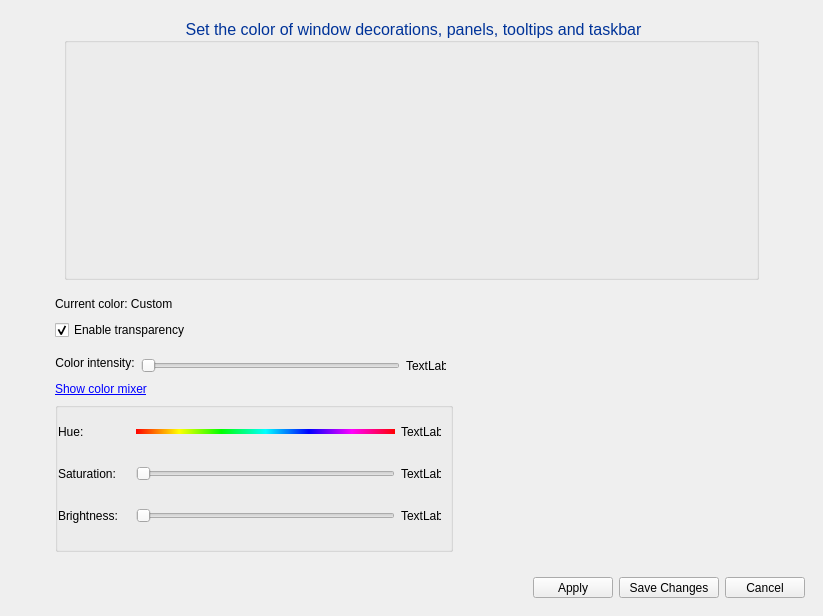
Old version of the form kwin/effects_cpp/kde-effects-aeroglassblur/src/kcm/mainwindow.ui in the repository aeroshell-desktop/aerothemeplasma.
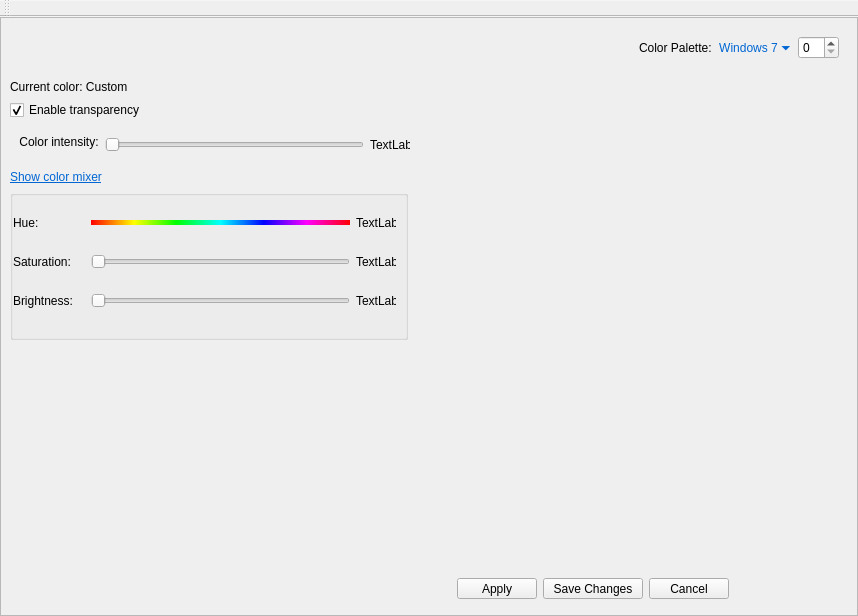
New version of the form. Icons and pictures are not drawn.

Commit message:
Update Colorization KCM, add a bunch of preset colors
- Requires updating AeroGlassBlur and also SMOD decorations for the full
experience

The edit to the form file:
```diff
--- a/kwin/effects_cpp/kde-effects-aeroglassblur/src/kcm/mainwindow.ui
+++ b/kwin/effects_cpp/kde-effects-aeroglassblur/src/kcm/mainwindow.ui
@@ -6,7 +6,7 @@
    <rect>
     <x>0</x>
     <y>0</y>
-    <width>823</width>
+    <width>858</width>
     <height>616</height>
    </rect>
   </property>
@@ -35,8 +35,229 @@
    <property name="styleSheet">
     <string notr="true"/>
    </property>
+   <layout class="QVBoxLayout" name="verticalLayout_3">
+    <property name="spacing">
+     <number>0</number>
+    </property>
+    <property name="leftMargin">
+     <number>0</number>
+    </property>
+    <property name="topMargin">
+     <number>0</number>
+    </property>
+    <property name="rightMargin">
+     <number>0</number>
+    </property>
+    <property name="bottomMargin">
+     <number>0</number>
+    </property>
+    <item>
+     <widget class="QFrame" name="frame">
+      <property name="frameShape">
+       <enum>QFrame::Shape::StyledPanel</enum>
+      </property>
+      <property name="frameShadow">
+       <enum>QFrame::Shadow::Raised</enum>
+      </property>
+      <layout class="QVBoxLayout" name="verticalLayout">
+       <property name="spacing">
+        <number>0</number>
+       </property>
+       <property name="leftMargin">
+        <number>0</number>
+       </property>
+       <property name="topMargin">
+        <number>0</number>
+       </property>
+       <property name="rightMargin">
+        <number>0</number>
+       </property>
+       <property name="bottomMargin">
+        <number>0</number>
+       </property>
+       <item>
+        <widget class="QFrame" name="mainFrame">
+         <property name="frameShape">
+          <enum>QFrame::Shape::NoFrame</enum>
+         </property>
+         <property name="frameShadow">
+          <enum>QFrame::Shadow::Raised</enum>
+         </property>
+         <property name="lineWidth">
+          <number>0</number>
+         </property>
    <layout class="QGridLayout" name="gridLayout_3">
-    <item row="4" column="1">
+          <property name="leftMargin">
+           <number>0</number>
+          </property>
+          <property name="topMargin">
+           <number>0</number>
+          </property>
+          <property name="rightMargin">
+           <number>0</number>
+          </property>
+          <property name="bottomMargin">
+           <number>0</number>
+          </property>
+          <property name="spacing">
+           <number>0</number>
+          </property>
+          <item row="0" column="0">
+           <widget class="QScrollArea" name="scrollArea">
+            <property name="frameShape">
+             <enum>QFrame::Shape::NoFrame</enum>
+            </property>
+            <property name="sizeAdjustPolicy">
+             <enum>QAbstractScrollArea::SizeAdjustPolicy::AdjustIgnored</enum>
+            </property>
+            <property name="widgetResizable">
+             <bool>true</bool>
+            </property>
+            <widget class="QWidget" name="scrollAreaWidgetContents">
+             <property name="geometry">
+              <rect>
+               <x>0</x>
+               <y>0</y>
+               <width>856</width>
+               <height>542</height>
+              </rect>
+             </property>
+             <layout class="QVBoxLayout" name="verticalLayout_2">
+              <item>
+               <widget class="QWidget" name="widget" native="true">
+                <layout class="QHBoxLayout" name="horizontalLayout_3">
+                 <item>
+                  <spacer name="horizontalSpacer_3">
+                   <property name="orientation">
+                    <enum>Qt::Orientation::Horizontal</enum>
+                   </property>
+                   <property name="sizeHint" stdset="0">
+                    <size>
+                     <width>40</width>
+                     <height>20</height>
+                    </size>
+                   </property>
+                  </spacer>
+                 </item>
+                 <item>
+                  <widget class="QLabel" name="colorPaletteLabel">
+                   <property name="sizePolicy">
+                    <sizepolicy hsizetype="Maximum" vsizetype="Preferred">
+                     <horstretch>0</horstretch>
+                     <verstretch>0</verstretch>
+                    </sizepolicy>
+                   </property>
+                   <property name="text">
+                    <string>Color Palette:</string>
+                   </property>
+                  </widget>
+                 </item>
+                 <item>
+                  <widget class="QPushButton" name="colorGroupLabel">
+                   <property name="styleSheet">
+                    <string notr="true">QPushButton#colorGroupLabel {
+	color: #0066d4;
+	background: transparent;
+	border: 1px solid transparent;
+    border-radius: 3px;
+	margin-top: 1px;
+}
+QPushButton#colorGroupLabel:hover {
+	color: #3399ff;
+}
+
+QPushButton::down-arrow {
+	color: #0066d4;
+}</string>
+                   </property>
+                   <property name="text">
+                    <string>Windows 7 ⏷</string>
+                   </property>
+                  </widget>
+                 </item>
+                 <item>
+                  <widget class="QSpinBox" name="kcfg_AccentColorGroup"/>
+                 </item>
+                </layout>
+               </widget>
+              </item>
+              <item>
+               <widget class="QWidget" name="groupBox" native="true">
+                <property name="sizePolicy">
+                 <sizepolicy hsizetype="Preferred" vsizetype="Maximum">
+                  <horstretch>0</horstretch>
+                  <verstretch>0</verstretch>
+                 </sizepolicy>
+                </property>
+                <property name="minimumSize">
+                 <size>
+                  <width>0</width>
+                  <height>0</height>
+                 </size>
+                </property>
+                <property name="maximumSize">
+                 <size>
+                  <width>16777215</width>
+                  <height>16777215</height>
+                 </size>
+                </property>
+               </widget>
+              </item>
+              <item>
+               <widget class="QLabel" name="color_name_label">
+                <property name="sizePolicy">
+                 <sizepolicy hsizetype="Preferred" vsizetype="Fixed">
+                  <horstretch>0</horstretch>
+                  <verstretch>0</verstretch>
+                 </sizepolicy>
+                </property>
+                <property name="text">
+                 <string>Current color: Custom</string>
+                </property>
+                <property name="margin">
+                 <number>0</number>
+                </property>
+                <property name="indent">
+                 <number>0</number>
+                </property>
+               </widget>
+              </item>
+              <item>
+               <widget class="QCheckBox" name="kcfg_EnableTransparency">
+                <property name="sizePolicy">
+                 <sizepolicy hsizetype="Maximum" vsizetype="Minimum">
+                  <horstretch>0</horstretch>
+                  <verstretch>0</verstretch>
+                 </sizepolicy>
+                </property>
+                <property name="maximumSize">
+                 <size>
+                  <width>16777215</width>
+                  <height>16777215</height>
+                 </size>
+                </property>
+                <property name="toolTip">
+                 <string>Enables/disables the transparency of the entire theme. 
+NOTE: This setting does NOT affect compositing settings.</string>
+                </property>
+                <property name="text">
+                 <string>Enable transparency</string>
+                </property>
+                <property name="checked">
+                 <bool>true</bool>
+                </property>
+               </widget>
+              </item>
+              <item>
+               <widget class="QWidget" name="widget_2" native="true">
+                <property name="sizePolicy">
+                 <sizepolicy hsizetype="Preferred" vsizetype="Maximum">
+                  <horstretch>0</horstretch>
+                  <verstretch>0</verstretch>
+                 </sizepolicy>
+                </property>
+                <layout class="QHBoxLayout" name="horizontalLayout_2">
+                 <item>
      <widget class="QLabel" name="label">
       <property name="sizePolicy">
        <sizepolicy hsizetype="Maximum" vsizetype="Preferred">
@@ -64,13 +285,60 @@
       </property>
      </widget>
     </item>
-    <item row="1" column="0">
-     <spacer name="horizontalSpacer_4">
+                 <item>
+                  <widget class="QSlider" name="alpha_slider">
+                   <property name="sizePolicy">
+                    <sizepolicy hsizetype="MinimumExpanding" vsizetype="Preferred">
+                     <horstretch>1</horstretch>
+                     <verstretch>0</verstretch>
+                    </sizepolicy>
+                   </property>
+                   <property name="minimumSize">
+                    <size>
+                     <width>259</width>
+                     <height>0</height>
+                    </size>
+                   </property>
+                   <property name="maximumSize">
+                    <size>
+                     <width>250</width>
+                     <height>16777215</height>
+                    </size>
+                   </property>
+                   <property name="minimum">
+                    <number>26</number>
+                   </property>
+                   <property name="maximum">
+                    <number>217</number>
+                   </property>
       <property name="orientation">
        <enum>Qt::Orientation::Horizontal</enum>
       </property>
-      <property name="sizeType">
-       <enum>QSizePolicy::Policy::Preferred</enum>
+                  </widget>
+                 </item>
+                 <item>
+                  <widget class="QLabel" name="alpha_label">
+                   <property name="minimumSize">
+                    <size>
+                     <width>40</width>
+                     <height>0</height>
+                    </size>
+                   </property>
+                   <property name="maximumSize">
+                    <size>
+                     <width>40</width>
+                     <height>16777215</height>
+                    </size>
+                   </property>
+                   <property name="text">
+                    <string>TextLabel</string>
+                   </property>
+                  </widget>
+                 </item>
+                 <item>
+                  <spacer name="horizontalSpacer_2">
+                   <property name="orientation">
+                    <enum>Qt::Orientation::Horizontal</enum>
       </property>
       <property name="sizeHint" stdset="0">
        <size>
@@ -80,39 +348,35 @@
       </property>
      </spacer>
     </item>
-    <item row="1" column="1" colspan="2">
-     <widget class="QLabel" name="color_name_label">
+                </layout>
+               </widget>
+              </item>
+              <item>
+               <widget class="QLabel" name="colorMixerLabel">
       <property name="sizePolicy">
-       <sizepolicy hsizetype="Preferred" vsizetype="Fixed">
+                 <sizepolicy hsizetype="Maximum" vsizetype="Minimum">
         <horstretch>0</horstretch>
         <verstretch>0</verstretch>
        </sizepolicy>
       </property>
       <property name="text">
-       <string>Current color: Custom</string>
+                 <string>&lt;a href=&quot;no&quot; style=&quot;color: #0066D4&quot;&gt;Show color mixer&lt;/a&gt;</string>
+                </property>
+                <property name="textFormat">
+                 <enum>Qt::TextFormat::RichText</enum>
+                </property>
+                <property name="openExternalLinks">
+                 <bool>false</bool>
+                </property>
+                <property name="textInteractionFlags">
+                 <set>Qt::TextInteractionFlag::LinksAccessibleByMouse</set>
       </property>
      </widget>
     </item>
-    <item row="7" column="1">
-     <spacer name="verticalSpacer">
-      <property name="orientation">
-       <enum>Qt::Orientation::Vertical</enum>
-      </property>
-      <property name="sizeType">
-       <enum>QSizePolicy::Policy::MinimumExpanding</enum>
-      </property>
-      <property name="sizeHint" stdset="0">
-       <size>
-        <width>20</width>
-        <height>10</height>
-       </size>
-      </property>
-     </spacer>
-    </item>
-    <item row="6" column="1" colspan="4">
+              <item>
      <widget class="QGroupBox" name="colorMixerGroupBox">
       <property name="sizePolicy">
-       <sizepolicy hsizetype="Maximum" vsizetype="Preferred">
+                 <sizepolicy hsizetype="Maximum" vsizetype="Maximum">
         <horstretch>0</horstretch>
         <verstretch>0</verstretch>
        </sizepolicy>
@@ -123,11 +387,14 @@
         <height>150</height>
        </size>
       </property>
+                <property name="styleSheet">
+                 <string notr="true"/>
+                </property>
       <property name="title">
        <string/>
       </property>
       <property name="flat">
-       <bool>false</bool>
+                 <bool>true</bool>
       </property>
       <layout class="QGridLayout" name="gridLayout_2">
        <property name="leftMargin">
@@ -136,6 +403,9 @@
        <property name="topMargin">
         <number>0</number>
        </property>
+                 <property name="verticalSpacing">
+                  <number>0</number>
+                 </property>
        <item row="2" column="2">
         <widget class="QSlider" name="saturation_Slider">
          <property name="sizePolicy">
@@ -384,74 +654,30 @@
       </layout>
      </widget>
     </item>
-    <item row="5" column="1" colspan="2">
-     <widget class="QLabel" name="colorMixerLabel">
-      <property name="sizePolicy">
-       <sizepolicy hsizetype="Preferred" vsizetype="Fixed">
-        <horstretch>0</horstretch>
-        <verstretch>0</verstretch>
-       </sizepolicy>
-      </property>
-      <property name="cursor">
-       <cursorShape>PointingHandCursor</cursorShape>
-      </property>
-      <property name="text">
-       <string>&lt;a href=&quot;no&quot;&gt;Show color mixer&lt;/a&gt;</string>
-      </property>
-      <property name="textFormat">
-       <enum>Qt::TextFormat::RichText</enum>
-      </property>
-      <property name="openExternalLinks">
-       <bool>false</bool>
-      </property>
-      <property name="textInteractionFlags">
-       <set>Qt::TextInteractionFlag::LinksAccessibleByMouse</set>
-      </property>
-     </widget>
-    </item>
-    <item row="4" column="3">
-     <widget class="QLabel" name="alpha_label">
-      <property name="minimumSize">
+              <item>
+               <spacer name="verticalSpacer">
+                <property name="orientation">
+                 <enum>Qt::Orientation::Vertical</enum>
+                </property>
+                <property name="sizeHint" stdset="0">
        <size>
-        <width>40</width>
-        <height>0</height>
-       </size>
-      </property>
-      <property name="maximumSize">
-       <size>
-        <width>40</width>
-        <height>16777215</height>
-       </size>
-      </property>
-      <property name="text">
-       <string>TextLabel</string>
-      </property>
-     </widget>
-    </item>
-    <item row="2" column="1" colspan="2">
-     <widget class="QCheckBox" name="kcfg_EnableTransparency">
-      <property name="maximumSize">
-       <size>
-        <width>16777215</width>
-        <height>16777215</height>
-       </size>
-      </property>
-      <property name="toolTip">
-       <string>Enables/disables the transparency of the entire theme. 
-NOTE: This setting does NOT affect compositing settings.</string>
-      </property>
-      <property name="text">
-       <string>Enable transparency</string>
-      </property>
-      <property name="checked">
-       <bool>true</bool>
-      </property>
-     </widget>
-    </item>
-    <item row="8" column="0" colspan="6">
-     <widget class="QWidget" name="widget" native="true">
+                  <width>20</width>
+                  <height>40</height>
+                 </size>
+                </property>
+               </spacer>
+              </item>
+             </layout>
+            </widget>
+           </widget>
+          </item>
+         </layout>
+        </widget>
+       </item>
+       <item>
+        <widget class="QWidget" name="footer" native="true">
       <property name="sizePolicy">
-       <sizepolicy hsizetype="Preferred" vsizetype="Preferred">
+          <sizepolicy hsizetype="Preferred" vsizetype="Maximum">
         <horstretch>0</horstretch>
         <verstretch>0</verstretch>
        </sizepolicy>
@@ -466,6 +692,15 @@
        <string notr="true"/>
       </property>
       <layout class="QHBoxLayout" name="horizontalLayout">
+          <property name="topMargin">
+           <number>18</number>
+          </property>
+          <property name="rightMargin">
+           <number>128</number>
+          </property>
+          <property name="bottomMargin">
+           <number>16</number>
+          </property>
        <item>
         <spacer name="horizontalSpacer">
          <property name="orientation">
@@ -557,166 +792,26 @@
       </layout>
      </widget>
     </item>
-    <item row="3" column="1">
-     <spacer name="verticalSpacer_3">
-      <property name="orientation">
-       <enum>Qt::Orientation::Vertical</enum>
-      </property>
-      <property name="sizeType">
-       <enum>QSizePolicy::Policy::Fixed</enum>
-      </property>
-      <property name="sizeHint" stdset="0">
-       <size>
-        <width>20</width>
-        <height>10</height>
-       </size>
-      </property>
-     </spacer>
-    </item>
-    <item row="4" column="4">
-     <spacer name="horizontalSpacer_3">
-      <property name="orientation">
-       <enum>Qt::Orientation::Horizontal</enum>
-      </property>
-      <property name="sizeType">
-       <enum>QSizePolicy::Policy::MinimumExpanding</enum>
-      </property>
-      <property name="sizeHint" stdset="0">
-       <size>
-        <width>40</width>
-        <height>20</height>
-       </size>
-      </property>
-     </spacer>
-    </item>
-    <item row="4" column="2">
-     <widget class="QSlider" name="alpha_slider">
-      <property name="sizePolicy">
-       <sizepolicy hsizetype="MinimumExpanding" vsizetype="Preferred">
-        <horstretch>1</horstretch>
-        <verstretch>0</verstretch>
-       </sizepolicy>
-      </property>
-      <property name="minimumSize">
-       <size>
-        <width>259</width>
-        <height>0</height>
-       </size>
-      </property>
-      <property name="maximumSize">
-       <size>
-        <width>250</width>
-        <height>16777215</height>
-       </size>
-      </property>
-      <property name="minimum">
-       <number>26</number>
-      </property>
-      <property name="maximum">
-       <number>217</number>
-      </property>
-      <property name="orientation">
-       <enum>Qt::Orientation::Horizontal</enum>
-      </property>
+      </layout>
      </widget>
     </item>
-    <item row="4" column="5">
-     <spacer name="horizontalSpacer_5">
-      <property name="orientation">
-       <enum>Qt::Orientation::Horizontal</enum>
-      </property>
-      <property name="sizeType">
-       <enum>QSizePolicy::Policy::Preferred</enum>
-      </property>
-      <property name="sizeHint" stdset="0">
-       <size>
-        <width>40</width>
-        <height>20</height>
-       </size>
-      </property>
-     </spacer>
-    </item>
-    <item row="0" column="1" colspan="4">
-     <widget class="QScrollArea" name="scrollArea">
-      <property name="sizePolicy">
-       <sizepolicy hsizetype="Expanding" vsizetype="Fixed">
-        <horstretch>0</horstretch>
-        <verstretch>0</verstretch>
-       </sizepolicy>
-      </property>
-      <property name="minimumSize">
-       <size>
-        <width>0</width>
-        <height>280</height>
-       </size>
-      </property>
-      <property name="maximumSize">
-       <size>
-        <width>16777215</width>
-        <height>280</height>
-       </size>
-      </property>
-      <property name="frameShape">
-       <enum>QFrame::Shape::NoFrame</enum>
-      </property>
-      <property name="verticalScrollBarPolicy">
-       <enum>Qt::ScrollBarPolicy::ScrollBarAlwaysOff</enum>
-      </property>
-      <property name="horizontalScrollBarPolicy">
-       <enum>Qt::ScrollBarPolicy::ScrollBarAlwaysOff</enum>
-      </property>
-      <property name="widgetResizable">
-       <bool>true</bool>
-      </property>
-      <widget class="QWidget" name="scrollAreaWidgetContents_4">
-       <property name="geometry">
-        <rect>
-         <x>0</x>
-         <y>0</y>
-         <width>723</width>
-         <height>280</height>
-        </rect>
-       </property>
-       <layout class="QVBoxLayout" name="verticalLayout">
-        <item>
-         <widget class="QGroupBox" name="groupBox">
-          <property name="sizePolicy">
-           <sizepolicy hsizetype="Preferred" vsizetype="Fixed">
-            <horstretch>0</horstretch>
-            <verstretch>0</verstretch>
-           </sizepolicy>
-          </property>
-          <property name="maximumSize">
-           <size>
-            <width>16777215</width>
-            <height>272</height>
-           </size>
-          </property>
-          <property name="font">
-           <font>
-            <pointsize>12</pointsize>
-            <italic>false</italic>
-            <bold>false</bold>
-           </font>
+   </layout>
+  </widget>
+  <widget class="QToolBar" name="toolBar">
+   <property name="windowTitle">
+    <string>toolBar</string>
           </property>
           <property name="styleSheet">
-           <string notr="true">QGroupBox::title {
-	color: #003399;
+    <string notr="true">QToolBar {
+	background: transparent;
 }</string>
           </property>
-          <property name="title">
-           <string>Set the color of window decorations, panels, tooltips and taskbar</string>
-          </property>
-          <property name="alignment">
-           <set>Qt::AlignmentFlag::AlignCenter</set>
-          </property>
-         </widget>
-        </item>
-       </layout>
-      </widget>
-     </widget>
-    </item>
-   </layout>
+   <attribute name="toolBarArea">
+    <enum>TopToolBarArea</enum>
+   </attribute>
+   <attribute name="toolBarBreak">
+    <bool>false</bool>
+   </attribute>
   </widget>
  </widget>
  <resources/>
```
Left out of the diff: 10 changed lines with no effect on the pictures. Lines whose indentation alone changed are shown as unchanged. The commit also changes 17 other files.
